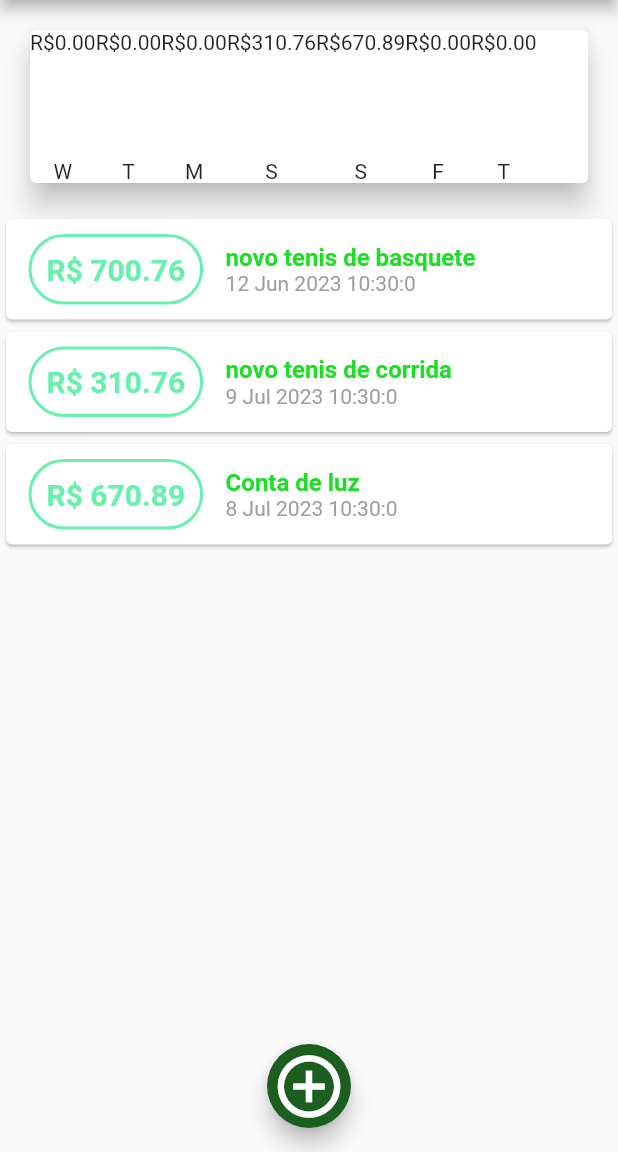
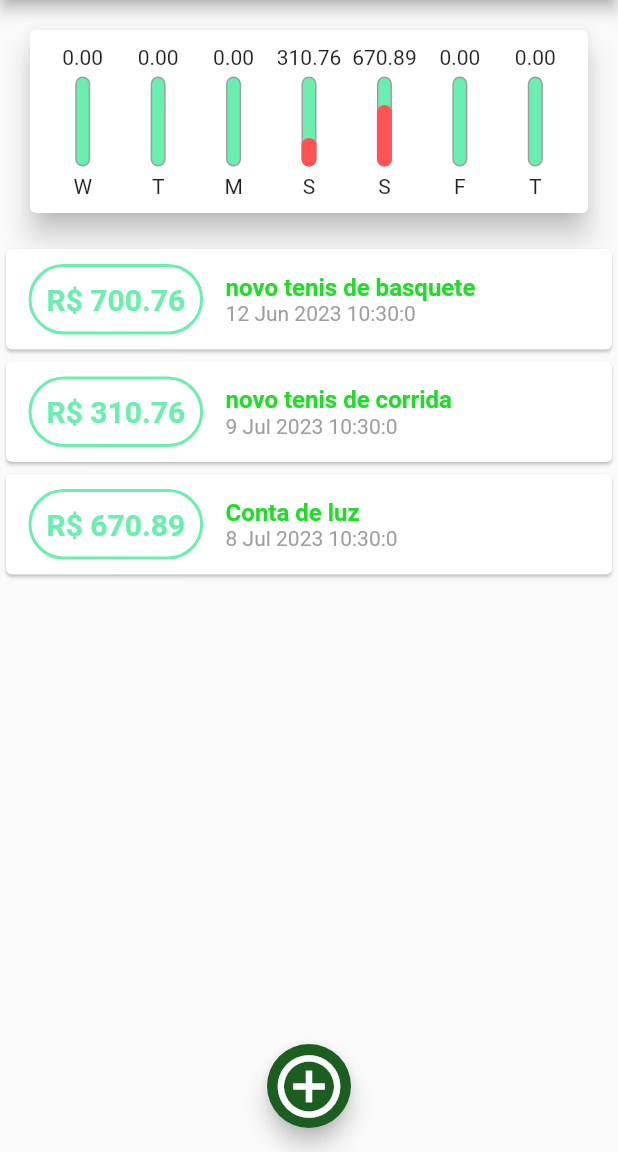
Before and after one commit to CSIRamone/expenses, a Flutter app: the screen it shows after launch, on a phone screen of 412 x 824 dp, the part 84-1236 px from its top. Run offline on Flutter 3.47's test engine with Material 2 defaults, Android fonts, the phone set to English and light mode, and no system bars.

Commit message:
Ajuste no graficoFlexible Padding weekTotalValue calculo da porcentagem FittedBox Stack BoxDecoration BorderRadius FractionallySizedBox

```diff
--- a/lib/components/chart.dart
+++ b/lib/components/chart.dart
@@ -31,19 +31,32 @@ class Chart extends StatelessWidget {
     });
   }
 
+  double get _weekTotalValue {
+    return groupedTransactions.fold(0.0, (sum, tr) {
+      return sum + (tr['value'] as double);
+    });
+  }
+
   @override
   Widget build(BuildContext context) {
     return Card(
       elevation: 8,
       margin: EdgeInsets.all(20),
+      child: Padding(
+        padding: const EdgeInsets.all(10),
         child: Row(
+          mainAxisAlignment: MainAxisAlignment.spaceAround,
           children: groupedTransactions.map((tr) {
-          return ChartBar(
+            return Flexible(
+              fit: FlexFit.tight,
+              child: ChartBar(
                 label: tr['day'] as String,
                 value: tr['value'] as double,
-            percentage: 0,
+                percentage: (tr['value'] as double) / _weekTotalValue,
+              ),
             );
           }).toList(),
+        ),
       ),
     );
   }
--- a/lib/components/chart_bar.dart
+++ b/lib/components/chart_bar.dart
@@ -16,12 +16,35 @@ class ChartBar extends StatelessWidget {
   Widget build(BuildContext context) {
     return Column(
       children: [
-        Text('R\$${value?.toStringAsFixed(2)}'),
+        Text('${value?.toStringAsFixed(2)}'),
         SizedBox(height: 5),
         Container(
           height: 60,
           width: 10,
-          child: null,
+          child: Stack(
+            alignment: Alignment.bottomCenter,
+            children: [
+              Container(
+                decoration: BoxDecoration(
+                  border: Border.all(
+                    color: Colors.grey,
+                    width: 1.0,
+                  ),
+                  color: Colors.greenAccent,
+                  borderRadius: BorderRadius.circular(5),
+                ),
+              ),
+              FractionallySizedBox(
+                heightFactor: percentage,
+                child: Container(
+                  decoration: BoxDecoration(
+                    color: Colors.redAccent,
+                    borderRadius: BorderRadius.circular(5),
+                  ),
+                ),
+              ),
+            ],
+          ),
         ),
         SizedBox(height: 5),
         Text(label!),
```
Lines whose indentation alone changed are shown as unchanged.
